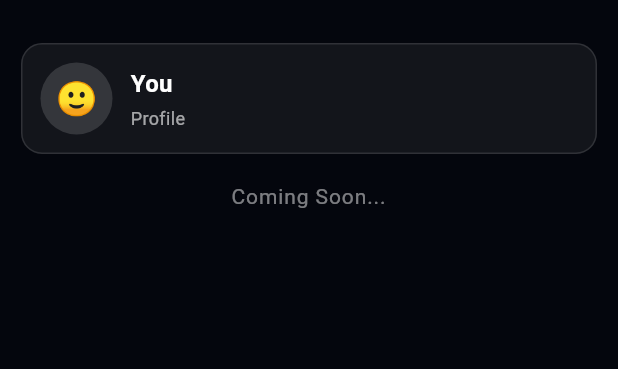
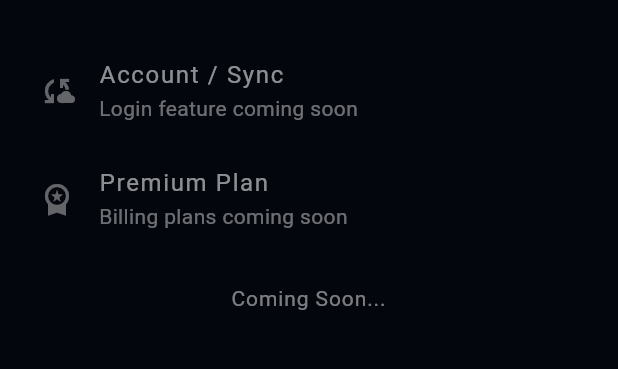
Before and after one commit to mindfulstudioofficial/mind_galaxy, a Flutter app: the SettingsScreen screen opened directly, on a phone screen of 412 x 824 dp, the part 59-428 px from its top. Run offline on Flutter 3.47's test engine with Material 3 defaults, Android fonts, the phone set to English and light mode, and no system bars; our stand-ins replace google_mobile_ads, hive, hive_flutter, screenshot, share_plus; missing offline and left inert: universal_html; accounts and stored records are empty.

Commit message:
iOS版Mind Galaxy完成
Co-authored-by: Cursor <cursoragent@cursor.com>

```diff
--- a/lib/screens/settings_screen.dart
+++ b/lib/screens/settings_screen.dart
@@ -8,7 +8,6 @@ class SettingsScreen extends StatelessWidget {
   Widget build(BuildContext context) {
     final loc = AppLocalizations.of(context)!;
     final textColor = Colors.white.withOpacity(0.92);
-    final isJa = Localizations.localeOf(context).languageCode == 'ja';
 
     return Scaffold(
       backgroundColor: const Color(0xFF04060D),
@@ -27,81 +26,43 @@ class SettingsScreen extends StatelessWidget {
       body: ListView(
         padding: const EdgeInsets.fromLTRB(10, 8, 10, 16),
         children: [
-          Container(
-            margin: const EdgeInsets.fromLTRB(4, 4, 4, 12),
-            padding: const EdgeInsets.all(12),
-            decoration: BoxDecoration(
-              color: Colors.white.withOpacity(0.06),
-              borderRadius: BorderRadius.circular(14),
-              border: Border.all(color: Colors.white.withOpacity(0.12)),
+          ListTile(
+            enabled: false,
+            leading: Icon(
+              Icons.cloud_sync,
+              color: textColor.withOpacity(0.38),
             ),
-            child: Row(
-              children: [
-                CircleAvatar(
-                  radius: 24,
-                  backgroundColor: Colors.white.withOpacity(0.14),
-                  child: Text(
-                    '🙂',
-                    style: const TextStyle(fontSize: 22),
+            title: Text(
+              loc.accountSyncTitle,
+              style: TextStyle(
+                color: textColor.withOpacity(0.55),
+                letterSpacing: 1.1,
               ),
             ),
-                const SizedBox(width: 12),
-                Expanded(
-                  child: Column(
-                    crossAxisAlignment: CrossAxisAlignment.start,
-                    children: [
-                      Text(
-                        'You',
-                        style: const TextStyle(
-                          color: Colors.white,
-                          fontSize: 16,
-                          fontWeight: FontWeight.w600,
+            subtitle: Text(
+              loc.futureLoginFeature,
+              style: TextStyle(color: textColor.withOpacity(0.42)),
             ),
           ),
-                      const SizedBox(height: 3),
-                      Text(
-                        isJa ? 'プロフィール' : 'Profile',
+          ListTile(
+            enabled: false,
+            leading: Icon(
+              Icons.workspace_premium,
+              color: textColor.withOpacity(0.38),
+            ),
+            title: Text(
+              loc.premiumPlanTitle,
               style: TextStyle(
-                          color: Colors.white.withOpacity(0.62),
-                          fontSize: 12,
+                color: textColor.withOpacity(0.55),
+                letterSpacing: 1.1,
               ),
             ),
-                    ],
+            subtitle: Text(
+              loc.futureBillingPlan,
+              style: TextStyle(color: textColor.withOpacity(0.42)),
             ),
           ),
-              ],
-            ),
-          ),
-          // Reserved for future release:
-          // - Account / Sync
-          // - Premium Plan
-          // Keeping these blocks commented-out for planned implementation.
-          //
-          // ListTile(
-          //   leading: const Icon(Icons.cloud_sync, color: Colors.white70),
-          //   title: Text(
-          //     loc.accountSyncTitle,
-          //     style: TextStyle(color: textColor, letterSpacing: 1.1),
-          //   ),
-          //   subtitle: Text(
-          //     loc.futureLoginFeature,
-          //     style: TextStyle(color: textColor.withOpacity(0.55)),
-          //   ),
-          //   onTap: () {},
-          // ),
-          // ListTile(
-          //   leading: const Icon(Icons.workspace_premium, color: Colors.white70),
-          //   title: Text(
-          //     loc.premiumPlanTitle,
-          //     style: TextStyle(color: textColor, letterSpacing: 1.1),
-          //   ),
-          //   subtitle: Text(
-          //     loc.futureBillingPlan,
-          //     style: TextStyle(color: textColor.withOpacity(0.55)),
-          //   ),
-          //   onTap: () {},
-          // ),
-          const SizedBox(height: 6),
+          const SizedBox(height: 20),
           Text(
             loc.comingSoonLabel,
             textAlign: TextAlign.center,
```
Also changed, not shown: lib/screens/home_screen.dart (+0 -37 lines). Lines whose indentation alone changed are shown as unchanged.
